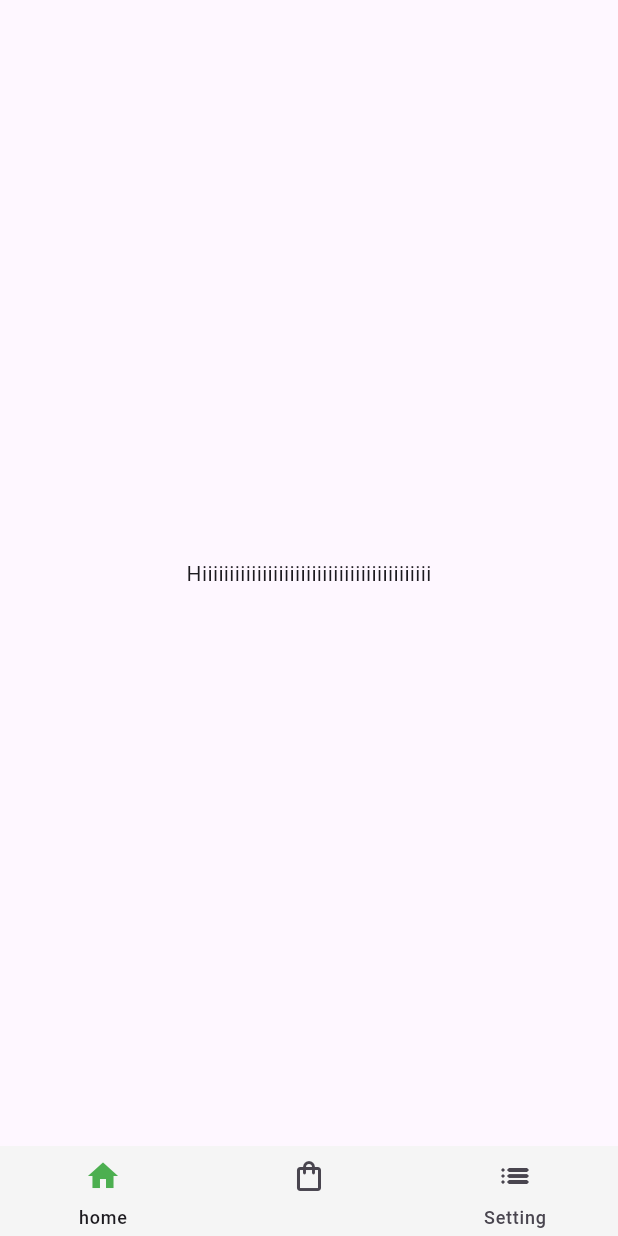
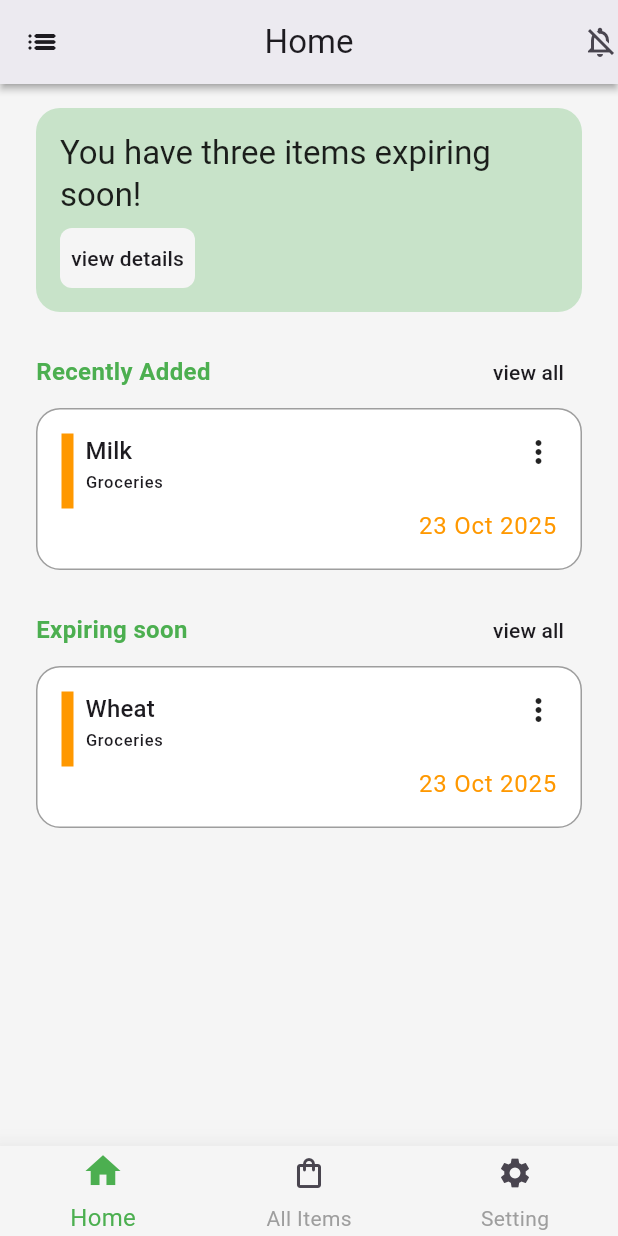
Before and after one commit to Gaurav-Magarde/expiry-wise, a Flutter app: the screen it shows after launch, on a phone screen of 412 x 824 dp. Run offline on Flutter 3.47's test engine with Material 3 defaults, Android fonts, the light colour scheme and no system bars; our stand-ins replace get, lucide_icons_flutter.

Commit message:
feat : home screen

```diff
--- a/lib/features/All Items/screens/all_items_screen.dart
+++ b/lib/features/All Items/screens/all_items_screen.dart
@@ -1,4 +1,5 @@
 import 'package:flutter/material.dart';
+import 'package:flutter/services.dart';
 
 class AllItemsScreen extends StatelessWidget {
   const AllItemsScreen({super.key});
@@ -6,6 +7,14 @@ class AllItemsScreen extends StatelessWidget {
   @override
   Widget build(BuildContext context) {
     return Scaffold(
+      appBar: AppBar(
+        leading: Icon(Icons.send),
+        titleSpacing: 0,
+        systemOverlayStyle: SystemUiOverlayStyle(statusBarColor: Colors.black),
+        backgroundColor: Colors.transparent,
+
+        title: Text("All Items"),
+      ),
       body: Center(child: Text("All Items"),),
     );
   }
--- a/lib/features/Home/screen/home_screen.dart
+++ b/lib/features/Home/screen/home_screen.dart
@@ -1,10 +1,71 @@
-import 'package:flutter/cupertino.dart';
+import 'package:expiry_wise_app/utils/constants/colors.dart';
+import 'package:flutter/material.dart';
+
+import '../widgets/home_cards.dart';
 
 class HomeScreen extends StatelessWidget {
   const HomeScreen({super.key});
 
   @override
   Widget build(BuildContext context) {
-    return Center(child: Text("Hiiiiiiiiiiiiiiiiiiiiiiiiiiiiiiiiiiiiiiiiii"),);
+    return Scaffold(
+      backgroundColor: Colors.grey[100],
+      appBar: AppBar(
+        backgroundColor: Colors.grey[100],
+        elevation: 2,
+        title: Text("Home"),
+        shadowColor: Colors.grey,
+        centerTitle: true,
+        leading: Icon(Icons.list_rounded),
+        actions: [Icon(Icons.notifications_off_outlined)],
+      ),
+      body: SingleChildScrollView(
+        child: Padding(
+          padding: const EdgeInsets.symmetric(vertical: 16.0, horizontal: 24),
+          child: Column(
+            children: [
+              Container(
+                width: double.infinity,
+                decoration: BoxDecoration(
+                  border: Border(),
+                  color: EColors.accentPrimary.withAlpha(100),
+                  borderRadius: BorderRadius.circular(16),
+                ),
+                child: Padding(
+                  padding: const EdgeInsets.all(16.0),
+                  child: Column(
+                    crossAxisAlignment: CrossAxisAlignment.start,
+                    children: [
+                      Text(
+                        "You have three items expiring soon!",
+                        style: Theme.of(
+                          context,
+                        ).textTheme.titleLarge!.apply(color: Colors.black87),
+                      ),
+                      SizedBox(height: 8,),
+                      SizedBox(width: 90,height: 40, child: Center(
+                        child: Container(
+                          height: double.infinity,
+                          width: double.infinity,
+                          decoration: BoxDecoration(
+                            color: Colors.grey[100],
+                            borderRadius: BorderRadius.circular(8)
+                          ),
+                          child:  Center(child: Text("view details",style: Theme.of(context).textTheme.labelLarge,)),
+                        ),
+                      ))
+                    ],
+                   ),
+                ),
+              ),
+              SizedBox(height: 16,),
+              HomeCards(sectionHeading: 'Recently Added', itemName: 'Milk', categoriesName: 'Groceries',),
+              SizedBox(height: 16,),
+              HomeCards(sectionHeading: 'Expiring soon', itemName: 'Wheat', categoriesName: 'Groceries',)
+            ],
+          ),
+        ),
+      ),
+    );
   }
 }
--- /dev/null
+++ b/lib/features/Home/widgets/home_cards.dart
@@ -0,0 +1,30 @@
+import 'package:expiry_wise_app/features/Home/widgets/item_card.dart';
+import 'package:flutter/material.dart';
+
+import '../../../utils/constants/colors.dart';
+
+class HomeCards extends StatelessWidget {
+  const HomeCards({super.key, required this.sectionHeading, required this.itemName, required this.categoriesName});
+
+  final String sectionHeading;
+  final String itemName;
+  final String categoriesName;
+
+  @override
+  Widget build(BuildContext context) {
+    return Column(
+      children: [
+        Row(
+          mainAxisAlignment: MainAxisAlignment.spaceBetween,
+          children: [
+            Text(sectionHeading,style:TextStyle(fontSize: 16,fontWeight: FontWeight.bold,color: EColors.primary),),
+            TextButton(onPressed: () {  },
+            child: Text("view all",style: Theme.of(context).textTheme.labelLarge,))
+          ],
+        ),
+        ItemCard(itemName:itemName,categoriesName: categoriesName,)
+      ],
+    );
+
+  }
+}
--- /dev/null
+++ b/lib/features/Home/widgets/item_card.dart
@@ -0,0 +1,64 @@
+import 'package:flutter/material.dart';
+
+class ItemCard extends StatelessWidget {
+  const ItemCard({super.key, required this.itemName, required this.categoriesName});
+
+  final String itemName;
+  final String categoriesName;
+
+  @override
+  Widget build(BuildContext context) {
+    return Container(
+      // height: 100,
+      padding: EdgeInsets.symmetric(horizontal: 16,vertical: 16),
+      decoration: BoxDecoration(
+        color: Colors.white,
+        borderRadius: BorderRadius.circular(16),
+        border: Border.all(width: 1,color: Colors.grey)
+      ),
+      child: Column(
+        mainAxisAlignment: MainAxisAlignment.start,
+        children: [
+
+        Row(
+          crossAxisAlignment: CrossAxisAlignment.start,
+          mainAxisAlignment: MainAxisAlignment.spaceBetween,
+          children: [
+            Row(
+              crossAxisAlignment: CrossAxisAlignment.start,
+              children: [
+                Container(height: 50, width: 8,color: Colors.orange,),
+                SizedBox(width: 8,),
+                Column(
+                  mainAxisSize: MainAxisSize.max,
+                  crossAxisAlignment: CrossAxisAlignment.start,
+                  mainAxisAlignment: MainAxisAlignment.start,
+                  children: [
+                    Text(itemName,style: Theme.of(context).textTheme.titleMedium,),
+                    Text(categoriesName,style: Theme.of(context).textTheme.labelSmall,),
+                  ],
+                ),
+              ],
+            ),
+            Column(
+              mainAxisAlignment: MainAxisAlignment.start,
+              mainAxisSize: MainAxisSize.max,
+              crossAxisAlignment: CrossAxisAlignment.end,
+              children: [
+                Icon(Icons.more_vert),
+              ],
+            )
+          ],
+
+        ),
+          Row(
+            mainAxisAlignment: MainAxisAlignment.end,
+            children: [
+              Text("23 Oct 2025",style: Theme.of(context).textTheme.bodyLarge!.apply(color: Colors.orange),),
+            ],
+          ),
+
+      ],),
+    );
+  }
+}
--- a/lib/features/Navigation/controller/navigation_controller.dart
+++ b/lib/features/Navigation/controller/navigation_controller.dart
@@ -1,4 +1,5 @@
 import 'package:flutter/cupertino.dart';
+import 'package:flutter/foundation.dart';
 import 'package:get/get.dart';
 
 import '../../All Items/screens/all_items_screen.dart';
@@ -14,6 +15,7 @@ class NavigationController extends GetxController{
   ];
 
   void changeScreen(int index){
+    if(kDebugMode) print(index);
     selectedScreenIndex.value = index;
   }
 }
--- a/lib/features/Navigation/screens/NavigationScreen.dart
+++ b/lib/features/Navigation/screens/NavigationScreen.dart
@@ -10,25 +10,29 @@ class NavigationScreen extends StatelessWidget {
   Widget build(BuildContext context) {
     final controller = Get.put(NavigationController());
     return Scaffold(
-      bottomNavigationBar: NavigationBar(
-        elevation: 0,
+      bottomNavigationBar: Obx(
+        ()=> NavigationBar(
+          shadowColor: Colors.grey,
+          elevation: 15,
           selectedIndex: controller.selectedScreenIndex.value,
         backgroundColor: Colors.grey[100],
           height: 60,
         indicatorColor: Colors.grey[100],
           onDestinationSelected: controller.changeScreen,
           destinations: [
-          NavigationDestination(selectedIcon: Icon(Icons.home,color: EColors.primary,), icon:  Icon(Icons.home), label: "home",),
+            NavigationDestination(selectedIcon: Icon( Icons.home,color: EColors.primary,size: 28,), icon:  Icon(Icons.home,), label: "Home",),
             NavigationDestination(
-            icon: Obx(()=> Icon(Icons.shopping_bag_outlined,color: controller.selectedScreenIndex.value == 1? EColors.primary : null,)),
-            label: "",
+              icon: Icon(Icons.shopping_bag_outlined,),
+              label: "All Items",selectedIcon: Icon(Icons.shopping_bag_outlined,color: EColors.primary,size: 28,),
 
             ),
             NavigationDestination(
-            icon: Icon(Icons.list_rounded),
+              selectedIcon: Icon(Icons.settings,color: EColors.primary,size: 28,),
+              icon: Icon(Icons.settings),
               label: "Setting",
             ),
           ],
+        ),
       ),
       body: Obx(() => controller.screens[controller.selectedScreenIndex.value]),
     );
--- /dev/null
+++ b/lib/utils/Theme/Widgets/e_navigation_bar_theme.dart
@@ -0,0 +1,18 @@
+import 'package:flutter/material.dart';
+
+import '../../constants/colors.dart';
+
+class ENavigationBarTheme{
+
+  static NavigationBarThemeData eLightNavigationBarThemeData = NavigationBarThemeData(
+    indicatorColor: Colors.transparent,
+    labelTextStyle: WidgetStateProperty.resolveWith((states) {
+      // If the icon is selected, use the primary color. Otherwise, use grey.
+      if (states.contains(WidgetState.selected)) {
+        return const TextStyle(color: EColors.primary,fontSize: 16);
+      } else {
+        return const TextStyle(color: Colors.grey);
+      }
+    })
+  );
+}
--- a/lib/utils/Theme/theme.dart
+++ b/lib/utils/Theme/theme.dart
@@ -1,3 +1,4 @@
+import 'package:expiry_wise_app/utils/Theme/Widgets/e_navigation_bar_theme.dart';
 import 'package:flutter/material.dart';
 
 import 'Widgets/elevated_button_theme.dart';
@@ -8,6 +9,7 @@ class EAppTheme{
 
       useMaterial3: true,
 
-      elevatedButtonTheme: ElevatedButtonThemes.lightElevatedButtonTheme
+      elevatedButtonTheme: ElevatedButtonThemes.lightElevatedButtonTheme,
+    navigationBarTheme: ENavigationBarTheme.eLightNavigationBarThemeData
   );
 }
```
Lines whose indentation alone changed are shown as unchanged.
